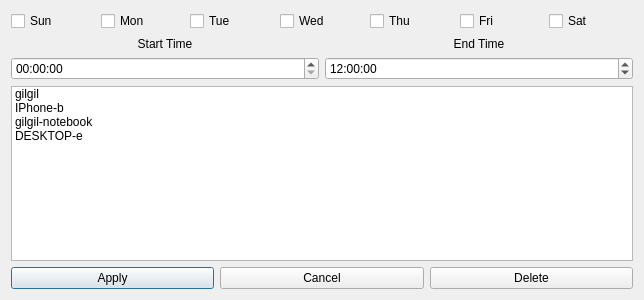
wifievent/w, file ui/policy/policy_config.ui: the form before one commit.
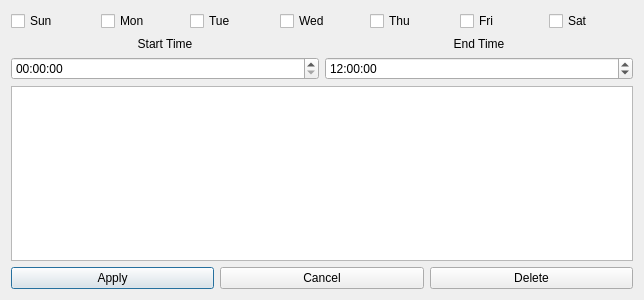
The form after the commit.

Commit message: 💄 Add: policy screen

What changed in the file:
```diff
--- a/ui/policy/policy_config.ui
+++ b/ui/policy/policy_config.ui
@@ -128,28 +128,7 @@
    <item>
     <layout class="QHBoxLayout" name="horizontalLayout_6">
      <item>
-      <widget class="QListWidget" name="listWidget">
-       <item>
-        <property name="text">
-         <string>gilgil</string>
-        </property>
-       </item>
-       <item>
-        <property name="text">
-         <string>IPhone-b</string>
-        </property>
-       </item>
-       <item>
-        <property name="text">
-         <string>gilgil-notebook</string>
-        </property>
-       </item>
-       <item>
-        <property name="text">
-         <string>DESKTOP-e</string>
-        </property>
-       </item>
-      </widget>
+      <widget class="QListWidget" name="listWidget"/>
      </item>
     </layout>
    </item>
```
The commit also changes 12 other files.
